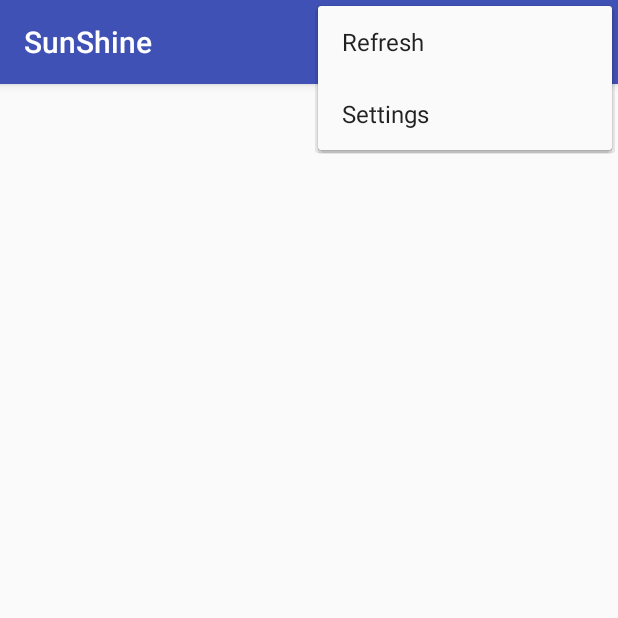
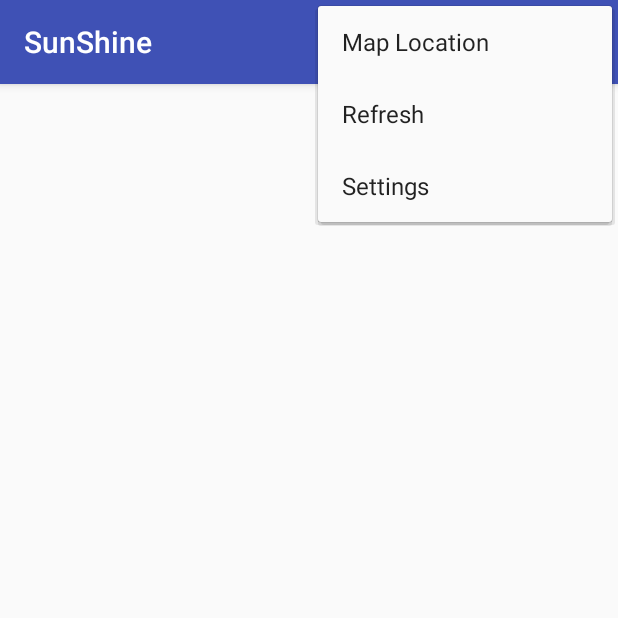
Before and after one commit to lagonell/SunShine, an Android app: the screen it shows after launch (MainActivity), with the options menu open, on a phone screen of 412 x 824 dp, the top half of it. Run offline under Robolectric (Android 15) with nearby library versions, the phone set to English and light mode, and no system bars.

```diff
--- a/app/src/main/res/menu/main.xml
+++ b/app/src/main/res/menu/main.xml
@@ -1,7 +1,15 @@
 <?xml version="1.0" encoding="utf-8"?>
 <menu xmlns:android="http://schemas.android.com/apk/res/android"
     xmlns:app="http://schemas.android.com/apk/res-auto"
-    xmlns:tools="http://schemas.android.com/tools" tools:context=".MainActivity">
-    <item android:id="@+id/action_settings" android:title="@string/action_settings"
-        android:orderInCategory="100" app:showAsAction="never" />
+    xmlns:tools="http://schemas.android.com/tools"
+    tools:context=".MainActivity">
+    <item
+        android:id="@+id/action_settings"
+        android:orderInCategory="100"
+        android:title="@string/action_settings"
+        app:showAsAction="never" />
+    <item
+        android:id="@+id/action_map"
+        android:title="@string/action_map"
+        app:showAsAction="never" />
 </menu>
--- a/app/src/main/res/values/strings.xml
+++ b/app/src/main/res/values/strings.xml
@@ -8,6 +8,8 @@
     <string name="wind">Wind: 2 km/h NW</string>
     <string name="clear">Clear</string>
     <string name="action_settings">Settings</string>
+    <string name="action_map">Map Location</string>
+    <string name="action_share">Share</string>
     <string name="refresh">Refresh</string>
     <string name="title_forecasttime_list">ForecastTimes</string>
     <string name="title_forecasttime_detail">ForecastTime Detail</string>
```
Also changed, not shown: app/src/main/AndroidManifest.xml (+10 -6 lines), app/src/main/java/com/quinielavirtual/sunshine/DetailActivity.java (+43 -12 lines), app/src/main/java/com/quinielavirtual/sunshine/MainActivity.java (+30 -1 lines), app/src/main/res/menu/detailfragment.xml (added, +8 -0 lines), app/src/main/res/fonts/Roboto-Light.ttf (deleted), app/src/main/res/fonts/Roboto-Medium.ttf (deleted), app/src/main/res/fonts/Roboto-Regular.ttf (deleted), 1 other file.
